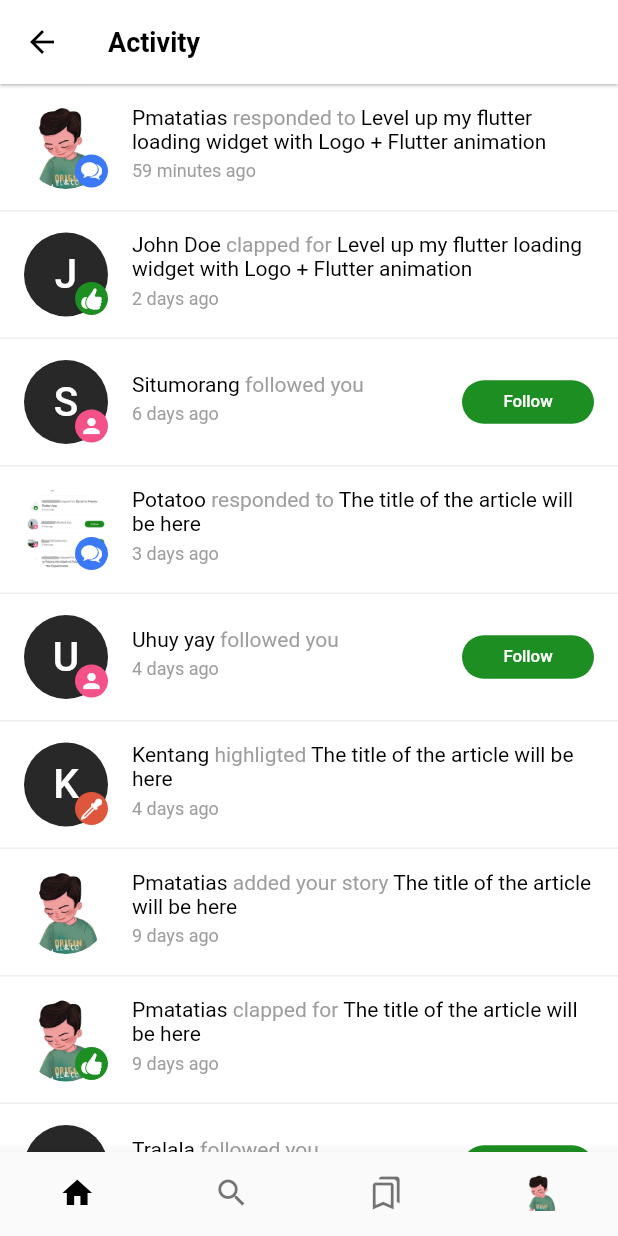
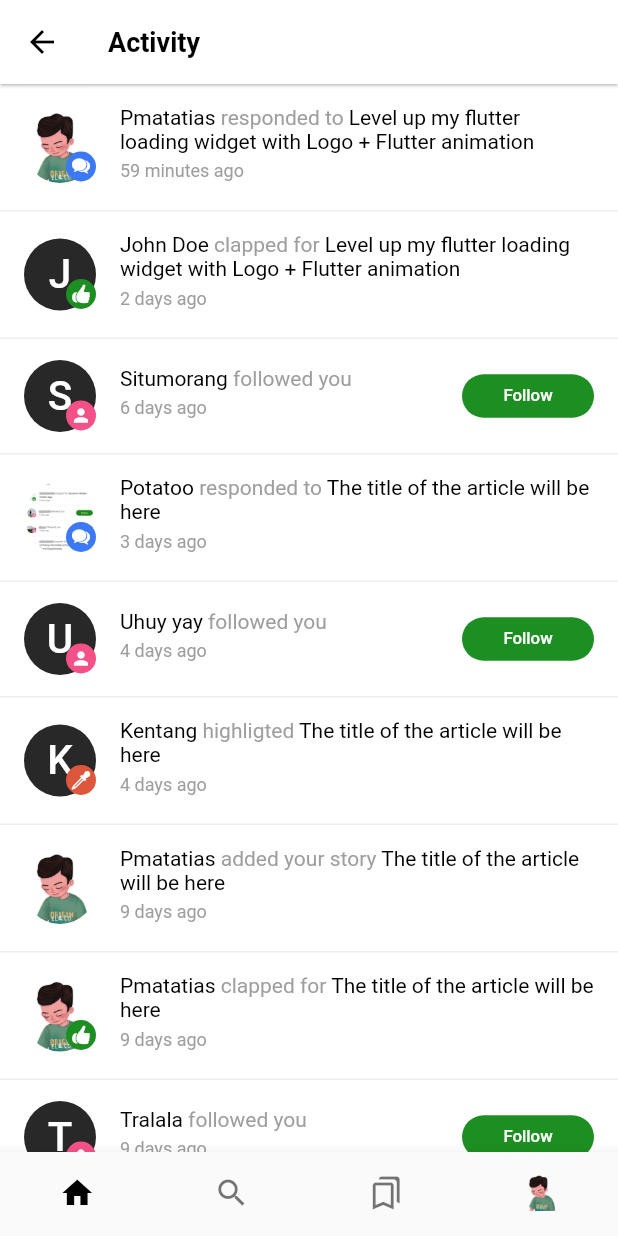
Before and after one commit to pmatatias/ck-linecode, a Flutter app: the screen it shows after launch, on a phone screen of 412 x 824 dp. Run offline on Flutter 3.47's test engine with Material 2 defaults, Android fonts, the phone set to English and light mode, and no system bars; our stand-ins replace fl_chart, shimmer.

Commit message:
done medium notif

```diff
--- a/lib/medium_notification/avatar_widget.dart
+++ b/lib/medium_notification/avatar_widget.dart
@@ -14,7 +14,7 @@ class AvatarWidget extends StatelessWidget {
     return Stack(
       children: [
         CircleAvatar(
-          radius: 28,
+          radius: 24,
           backgroundColor: showTxt
               ? Color.fromRGBO(
                   Random().nextInt(255),
--- a/lib/medium_notification/icon_type.dart
+++ b/lib/medium_notification/icon_type.dart
@@ -46,7 +46,7 @@ class MyIconType extends StatelessWidget {
       padding: const EdgeInsets.all(3),
       decoration: BoxDecoration(
           color: bgColor, borderRadius: BorderRadius.circular(50)),
-      child: Icon(iconData, color: Colors.white, size: 16),
+      child: Icon(iconData, color: Colors.white, size: 14),
     );
   }
 }
--- a/lib/medium_notification/notif_list_screen.dart
+++ b/lib/medium_notification/notif_list_screen.dart
@@ -1,7 +1,7 @@
-import 'package:ck_linecode/medium_notification/notif_model.dart';
 import 'package:ck_linecode/medium_notification/shimmer_widget.dart';
 import 'package:flutter/material.dart';
 
+import 'notif_model.dart';
 import 'notif_row.dart';
 
 Future<bool> loading() async {
```
